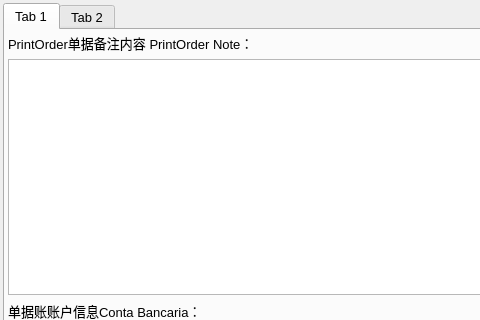
The window that Ui/FormConfig.ui (golden7602/zion) describes before a commit, drawn with Qt 5; both pictures show x 0 to 480 and y 0 to 320 of the 971 by 629 pixel window.
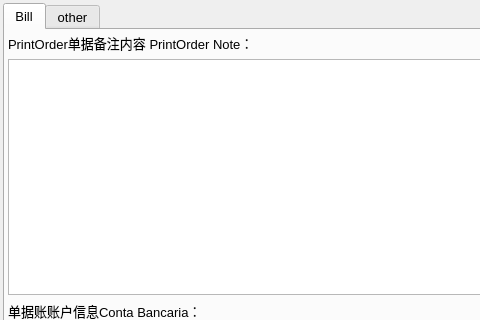
The same window after the commit.

The edit to the form file:
```diff
--- a/Ui/FormConfig.ui
+++ b/Ui/FormConfig.ui
@@ -36,7 +36,7 @@
      </property>
      <widget class="QWidget" name="tab1">
       <attribute name="title">
-       <string>Tab 1</string>
+       <string>Bill</string>
       </attribute>
       <layout class="QVBoxLayout" name="verticalLayout_2">
        <property name="leftMargin">
@@ -137,7 +137,7 @@
      </widget>
      <widget class="QWidget" name="tab2">
       <attribute name="title">
-       <string>Tab 2</string>
+       <string>other</string>
       </attribute>
      </widget>
     </widget>
```
